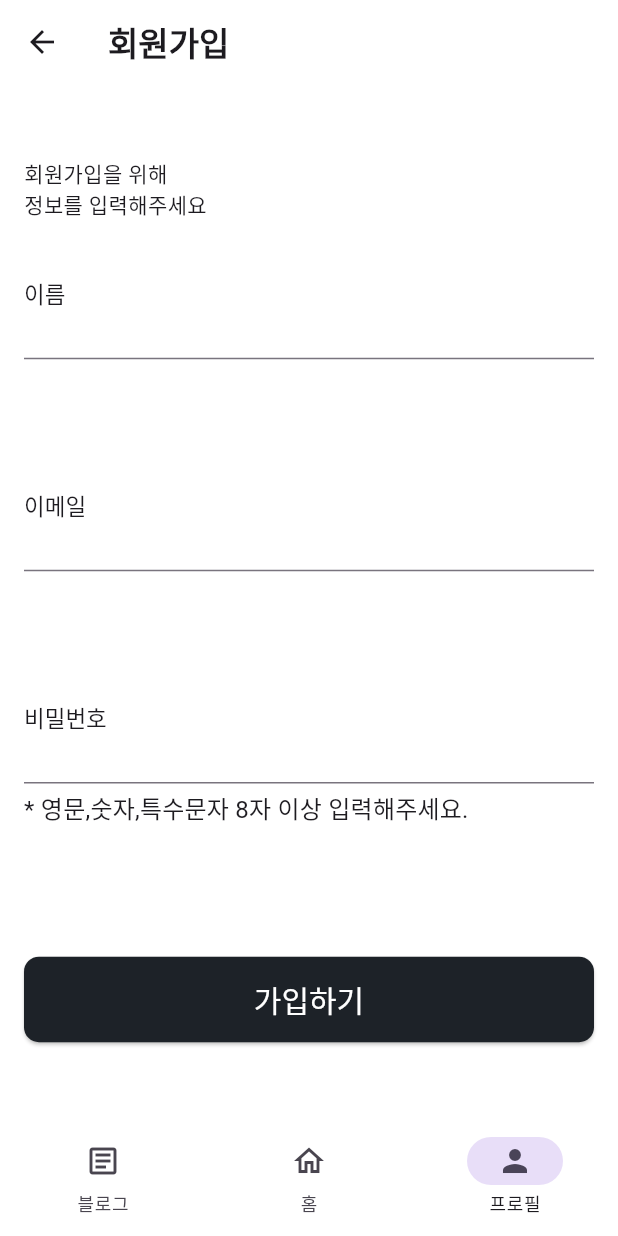
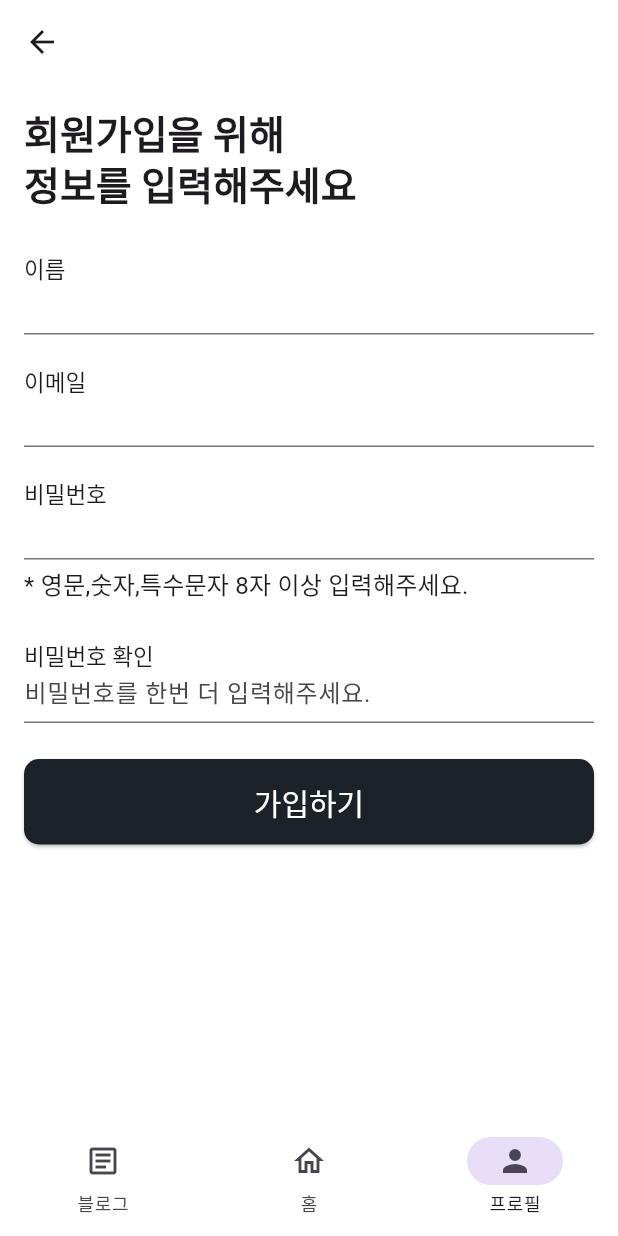
Before and after one commit to seonho99/lottoblog, a Flutter app: the EmailloginScreen screen opened by its route, after a tap on "로그인", after a tap on "회원가입 하기", on a phone screen of 412 x 824 dp. Run offline on Flutter 3.47's test engine with Material 3 defaults, Android fonts, the phone set to English and light mode, and no system bars; our stand-ins replace cloud_firestore, firebase_auth, firebase_core, go_router, google_sign_in, image_picker; accounts and stored records are empty; Roboto replaces fonts that are missing (NanumSquareNeo).

```diff
--- a/lib/emaillogin_screen.dart
+++ b/lib/emaillogin_screen.dart
@@ -51,7 +51,6 @@
                     labelText: '이메일',
                     border: OutlineInputBorder(),
                     prefixIcon: Icon(Icons.email),
-
                   ),
                 ),
                 TextFormField(
@@ -59,8 +58,8 @@
                     if(value==null || value.isEmpty){
                       return '비밀번호를 입력하세요';
                     }
-                    if (value.length < 6){
-                      return '비밀번호는 최소 6자리 이상이어야 합니다.';
+                    if (value.length < 7){
+                      return '비밀번호는 최소 8자리 이상이어야 합니다.';
                     }
                     return null;
                   },
@@ -98,6 +97,7 @@
                           password:password!,
                         ).then((_){
                           showSnackBar(context, '로그인이 되었습니다.');
+                          context.go('/mainhome_screen');
                         }).catchError((error){
                           showSnackBar(context, error.toString());
                         });
--- a/lib/emailregister_screen.dart
+++ b/lib/emailregister_screen.dart
@@ -3,9 +3,10 @@
 import 'package:lottoblog/firebase/firebase_auth_service.dart';
 import 'show_snackbar.dart';
 
-class Emailregister_Screen extends StatelessWidget {
-  Emailregister_Screen({super.key});
+class EmailregisterScreen extends StatelessWidget {
+  EmailregisterScreen({super.key});
   final _formKey = GlobalKey<FormState>();
+  final TextEditingController _passwordController = TextEditingController();
   String? name;
   String? email;
   String? password;
@@ -17,13 +18,7 @@
     return Scaffold(
       backgroundColor: Colors.white,
       appBar: AppBar(
-        title: Text(
-          '회원가입',
-          style: Theme.of(context)
-              .textTheme
-              .headlineMedium
-              ?.copyWith(fontWeight: FontWeight.bold),
-        ),
+
         backgroundColor: Colors.white,
       ),
       body: SafeArea(
@@ -31,12 +26,14 @@
           padding: const EdgeInsets.all(16.0),
           child: Form(
             key: _formKey,
+            child: SingleChildScrollView(
               child: Column(
                 crossAxisAlignment: CrossAxisAlignment.start,
-              mainAxisAlignment: MainAxisAlignment.spaceEvenly,
                 children: [
-                Text('회원가입을 위해\n정보를 입력해주세요'),
+                  Text('회원가입을 위해\n정보를 입력해주세요',style: Theme.of(context).textTheme.displaySmall?.copyWith(fontWeight: FontWeight.w600),),
+                  SizedBox(height: 24),
                   TextFormField(
+                    keyboardType: TextInputType.text,
                     decoration: InputDecoration(
                       labelText: '이름',
                       labelStyle: Theme.of(context).textTheme.headlineSmall,
@@ -49,10 +46,10 @@
                       }
                       return null;
                     },
-                  onSaved: (value) {
+                    onSaved: (value) { //이름 저장
                       name = value;
                     },
-                ),
+                  ), // 이름
                   SizedBox(height: 16),
                   TextFormField(
                     decoration: InputDecoration(
@@ -74,9 +71,11 @@
                     onSaved: (value) {
                       email = value;
                     },
-                ),
+                  ), // 이메일
                   SizedBox(height: 16),
                   TextFormField(
+                    keyboardType: TextInputType.text,
+                    controller: _passwordController,
                     decoration: InputDecoration(
                       labelText: '비밀번호',
                       labelStyle: Theme.of(context).textTheme.headlineSmall,
@@ -90,24 +89,43 @@
                       if (value == null || value.isEmpty) {
                         return '비밀번호를 입력하세요.';
                       }
-                    if (value.length < 6) {
-                      return '비밀번호는 6자리 이상이여야 합니다';
+                      if (value.length < 7) {
+                        return '비밀번호는 8자리 이상이여야 합니다';
                       }
                       return null;
                     },
                     onSaved: (value) {
                       password = value;
                     },
+                  ), // 비밀번호
+                  SizedBox(height: 20),
+                  TextFormField(
+                    keyboardType: TextInputType.text,
+                    obscureText: true,
+                    decoration: InputDecoration(
+                      labelText: '비밀번호 확인',
+                      labelStyle:  Theme.of(context).textTheme.headlineSmall,
+                      hintText: '비밀번호를 한번 더 입력해주세요.',
+                      border: UnderlineInputBorder(),
+                      floatingLabelBehavior: FloatingLabelBehavior.always,
                     ),
-                SizedBox(height: 20),
+                    validator: (value){
+                      if (value == null || value.isEmpty){
+                        return '비밀번호를 다시 한번 입력하세요.';
+                      } else if (value != _passwordController.text){
+                        return '비밀번호가 일치하지 않습니다.';
+                      }
+                      return null;
+                    },
+                  ),
+                  SizedBox(height: 24),
                   SizedBox(
                     width: double.infinity,
                     child: ElevatedButton(
                       onPressed: () {
                         if (_formKey.currentState!.validate()) {
                           _formKey.currentState!.save();
-                        auth
-                            .singUpWithEmail(
+                          auth.singUpWithEmail(
                             email: email!,
                             password: password!,
                             name: name!,
@@ -116,9 +134,7 @@
                            showSnackBar(context, '회원가입이 완료되었습니다.');
                             context.go('/person_screen');
                           }).catchError((error) {
-                          ScaffoldMessenger.of(context).showSnackBar(
-                            SnackBar(content: Text(error.toString())),
-                          );
+                              showSnackBar(context, error.toString());
                           });
                         }
                       },
@@ -140,6 +156,7 @@
             ),
           ),
         ),
+      ),
     );
   }
 }
--- a/lib/firebase/firebase_auth_service.dart
+++ b/lib/firebase/firebase_auth_service.dart
@@ -14,14 +14,13 @@
   }) async {
     String? errorMessage;
     try {
-      await _auth.createUserWithEmailAndPassword(
-          email: email, password: password);
+      await _auth.createUserWithEmailAndPassword(email: email, password: password);
       await _auth.currentUser?.updateDisplayName(name);
       await _auth.currentUser?.sendEmailVerification();
     } on FirebaseAuthException catch (error) {
       switch (error.code) {
         case 'weak-password':
-          errorMessage = '영문, 숫자, 특수문자를 포함하여 최소 6자 이상 작성 해야 합니다';
+          errorMessage = '영문, 숫자, 특수문자를 포함하여 최소 8자 이상 작성 해야 합니다';
           break;
         case 'email-already-used':
           errorMessage = '이미 사용중인 이메일입니다.';
--- a/lib/main.dart
+++ b/lib/main.dart
@@ -1,4 +1,5 @@
 import 'package:flutter/material.dart';
+import 'package:lottoblog/personal_screen.dart';
 
 import 'package:lottoblog/router.dart';
 import 'package:firebase_core/firebase_core.dart';
@@ -21,11 +22,12 @@
   @override
   Widget build(BuildContext context) {
     return MaterialApp
+      // (home: PersonalScreen(),
         .router
       (
+
+      routerConfig: router,
       title: 'Lotto Blog',
-      // home: MainHomeScreen(),
-      routerConfig: router,
       theme: ThemeData(
         fontFamily: 'NanumSquareNeo',
         textTheme: const TextTheme(
--- a/lib/router.dart
+++ b/lib/router.dart
@@ -13,7 +13,6 @@
 import 'mainhome_screen.dart';
 import 'post_screen/post_screen01.dart';
 import 'dayofweek_screen.dart';
-
 
 final GlobalKey<NavigatorState> _rootNavigatorKey =
     GlobalKey<NavigatorState>(debugLabel: 'root');
@@ -72,7 +71,7 @@
               },
               routes: <RouteBase>[
                 GoRoute(
-                  path: 'blogpost_screen01',
+                  path: 'post_screen01',
                   builder: (BuildContext context, GoRouterState state) {
                     return PostScreen01();
                   },
@@ -97,42 +96,20 @@
                   },
                   routes: <RouteBase>[
                     GoRoute(
+                      path: 'personal_screen',
+                      builder: (BuildContext context, GoRouterState state) {
+                        return PersonalScreen();
+                      },
+                    ),
+                    GoRoute(
                       path: 'emailregister_screen',
                       builder: (BuildContext context, GoRouterState state) {
-                        return Emailregister_Screen();
+                        return EmailregisterScreen();
                       },
                     ),
                   ],
                 ),
               ],
-
-            // GoRoute(
-            //   path: '/personal_screen',
-            //   builder: (context, state) {
-            //     return PersonalScreen();
-            //   },
-            //   routes: <RouteBase>[
-            //     GoRoute(
-            //       path: 'editprofile_screen',
-            //       builder: (BuildContext context, GoRouterState state) {
-            //         return EditProfileScreen();
-            //       },
-            //     ),
-            //     GoRoute(
-            //       path: 'blogwriting_screen',
-            //       builder: (BuildContext context, GoRouterState state) {
-            //         return PostwritingScreen();
-            //       },
-            //     ),
-            //     GoRoute(
-            //       path: 'listofposts_screen',
-            //       builder: (BuildContext context, GoRouterState state) {
-            //         return ListofpostsScreen();
-            //       },
-            //     ),
-            //   ],
-
-
             ),
           ],
         )
```
Also changed, not shown: lib/mainhome_screen.dart (+27 -28 lines), lib/personal_screen.dart (+23 -71 lines), lib/show_snackbar.dart (+6 -2 lines). Lines whose indentation alone changed are shown as unchanged.
